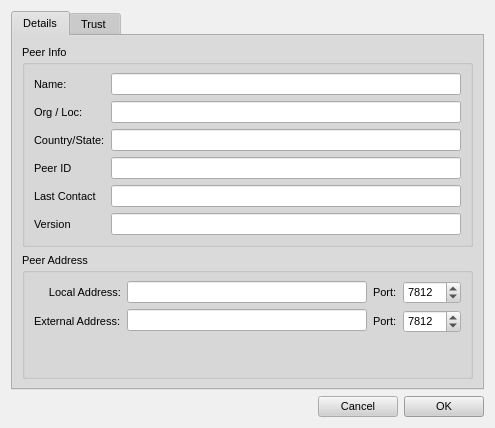
RetroShare/RetroShare, file retroshare-gui/src/gui/connect/ConfCertDialog.ui: the form before one commit.
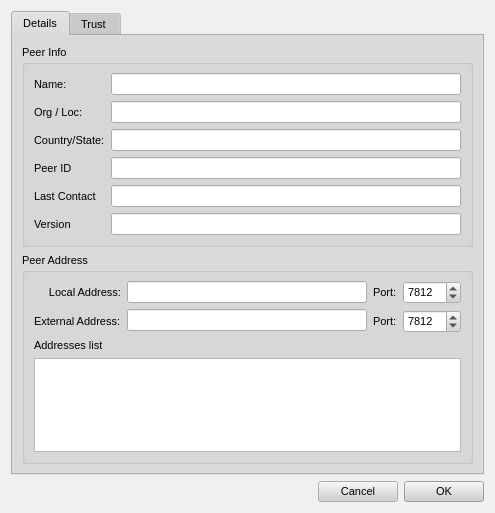
The form after the commit. Icons and pictures are not drawn.

```diff
--- a/retroshare-gui/src/gui/connect/ConfCertDialog.ui
+++ b/retroshare-gui/src/gui/connect/ConfCertDialog.ui
@@ -7,7 +7,7 @@
     <x>0</x>
     <y>0</y>
     <width>493</width>
-    <height>428</height>
+    <height>513</height>
    </rect>
   </property>
   <property name="sizePolicy">
@@ -706,6 +706,16 @@
             </item>
            </layout>
           </item>
+          <item>
+           <widget class="QLabel" name="label_9">
+            <property name="text">
+             <string>Addresses list</string>
+            </property>
+           </widget>
+          </item>
+          <item>
+           <widget class="QListWidget" name="ipAddressList"/>
+          </item>
           <item>
            <spacer>
             <property name="orientation">
```
Left out of the diff: 1 changed line with no effect on the pictures.
